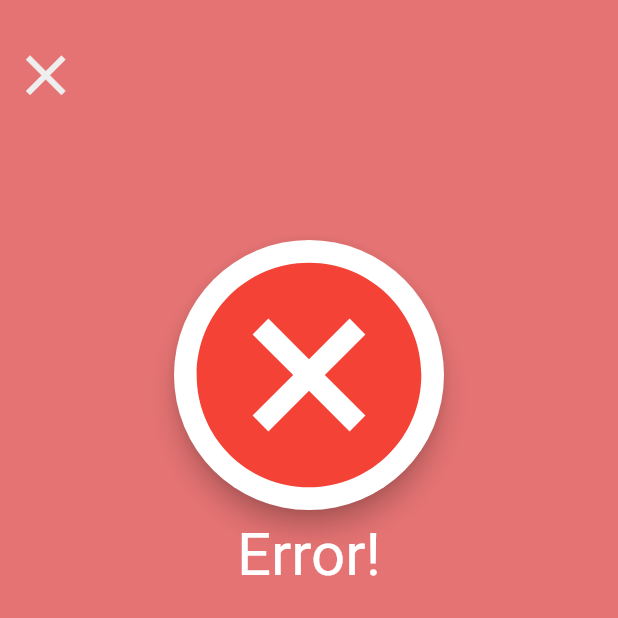
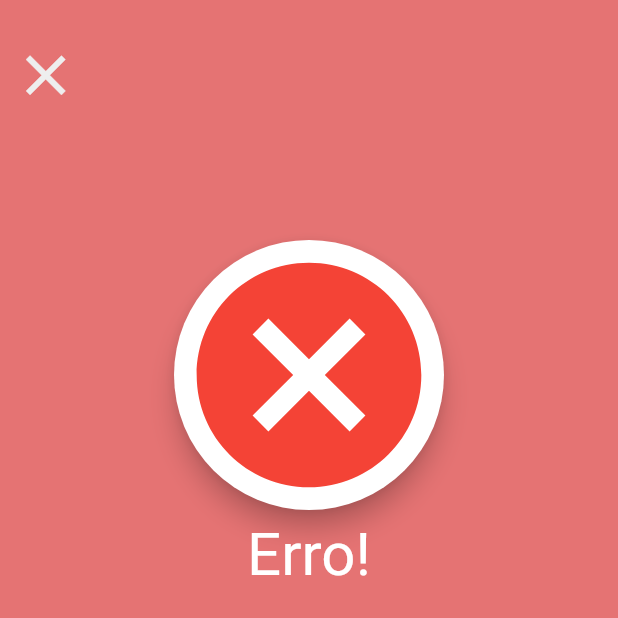
Before and after one commit to DougSiqueira/IUM_LED, a Flutter app: the Error screen opened directly, on a phone screen of 412 x 824 dp, the top half of it. Run offline on Flutter 3.47's test engine with Material 2 defaults, Android fonts, the light colour scheme and no system bars; our stand-ins replace image_picker.

Commit message:
update in code

```diff
--- a/lib/Error.dart
+++ b/lib/Error.dart
@@ -74,7 +74,7 @@ class _ErrorState extends State<Error> {
                   height: 50,
                   alignment: Alignment.center,
                   child: Text(
-                    "Error!",
+                    "Erro!",
                     textAlign: TextAlign.center,
                     style: TextStyle(
                         color: Colors.white,
--- a/lib/main.dart
+++ b/lib/main.dart
@@ -1,13 +1,11 @@
 import 'package:flutter/material.dart';
-import 'package:ium_led/homePage.dart';
-
 import 'login_page.dart';
 
 
 void main() => runApp(MyApp());
 
 class MyApp extends StatelessWidget {
-  // This widget is the root of your application.
+  // This widget is the root of application.
   @override
   Widget build(BuildContext context) {
     return MaterialApp(
@@ -15,7 +13,7 @@ class MyApp extends StatelessWidget {
       title: 'IMU_LED',
       theme: ThemeData(primarySwatch: Colors.blue,
       ),
-      home: LoginPage(), // HomePage(),//
+      home: LoginPage(),
     );
   }
 }
```
Also changed, not shown: lib/MachineMarchine.dart (+10 -11 lines), lib/UserMachine.dart (+5 -18 lines), lib/homePage.dart (+0 -10 lines).
